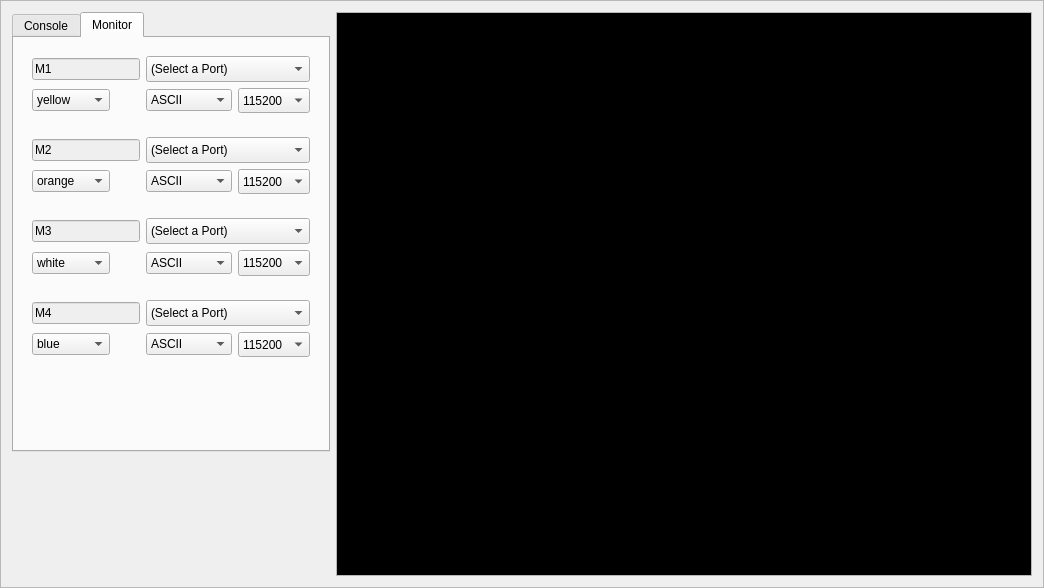
Above: terminal.ui from strawbot/TimbreTalk before the change. Below: the same form after it.
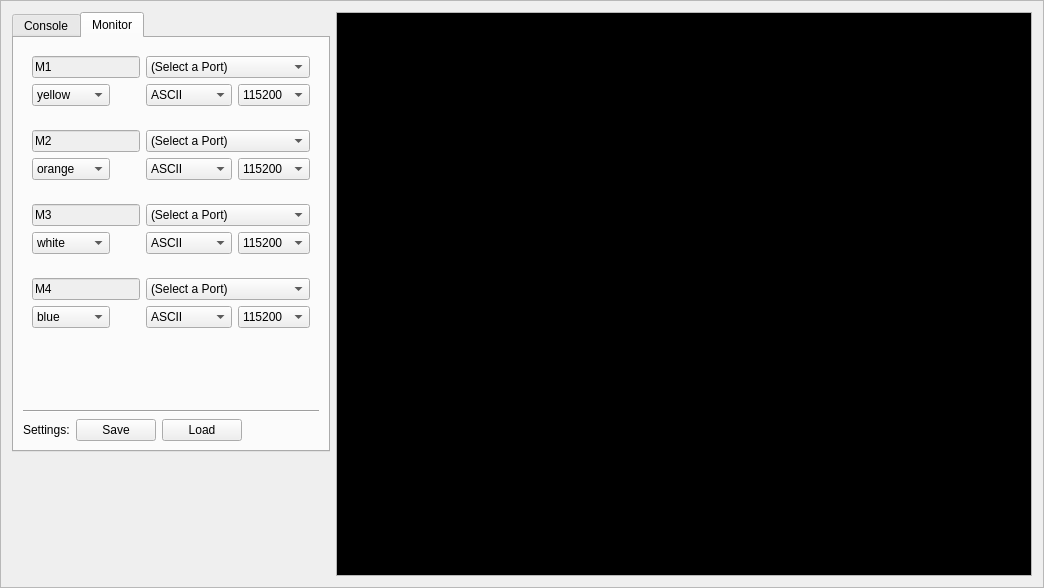
That is the form after the change. Custom widgets are drawn as their Qt base class.

Commit message: cross platform saving and loading settings for monitors

What changed in the file:
```diff
--- a/terminal.ui
+++ b/terminal.ui
@@ -1295,6 +1295,51 @@
            </property>
           </spacer>
          </item>
+         <item>
+          <widget class="Line" name="line">
+           <property name="orientation">
+            <enum>Qt::Horizontal</enum>
+           </property>
+          </widget>
+         </item>
+         <item>
+          <layout class="QHBoxLayout" name="horizontalLayout_5">
+           <item>
+            <widget class="QLabel" name="label">
+             <property name="text">
+              <string>Settings:</string>
+             </property>
+            </widget>
+           </item>
+           <item>
+            <widget class="QPushButton" name="SavePortMonitor">
+             <property name="text">
+              <string>Save</string>
+             </property>
+            </widget>
+           </item>
+           <item>
+            <widget class="QPushButton" name="LoadPortMonitor">
+             <property name="text">
+              <string>Load</string>
+             </property>
+            </widget>
+           </item>
+           <item>
+            <spacer name="horizontalSpacer">
+             <property name="orientation">
+              <enum>Qt::Horizontal</enum>
+             </property>
+             <property name="sizeHint" stdset="0">
+              <size>
+               <width>40</width>
+               <height>20</height>
+              </size>
+             </property>
+            </spacer>
+           </item>
+          </layout>
+         </item>
         </layout>
        </widget>
       </widget>
```
Left out of the diff: 68 changed lines with no effect on the pictures. The commit also changes 3 other files.
